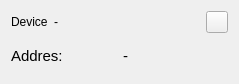
The window that GUI/OWController/ds1971.ui (igorf7/OWController) describes before a commit, drawn with Qt 5.
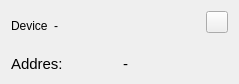
The same window after the commit. Icons and pictures are not drawn.

What changed in the file:
```diff
--- a/GUI/OWController/ds1971.ui
+++ b/GUI/OWController/ds1971.ui
@@ -21,6 +21,9 @@
        <property name="text">
         <string>Device</string>
        </property>
+       <property name="alignment">
+        <set>Qt::AlignBottom|Qt::AlignLeading|Qt::AlignLeft</set>
+       </property>
       </widget>
      </item>
      <item>
@@ -28,6 +31,9 @@
        <property name="text">
         <string>-</string>
        </property>
+       <property name="alignment">
+        <set>Qt::AlignBottom|Qt::AlignLeading|Qt::AlignLeft</set>
+       </property>
       </widget>
      </item>
      <item>
@@ -86,6 +92,9 @@
        <property name="text">
         <string>Addres:</string>
        </property>
+       <property name="alignment">
+        <set>Qt::AlignBottom|Qt::AlignLeading|Qt::AlignLeft</set>
+       </property>
       </widget>
      </item>
      <item>
@@ -98,6 +107,9 @@
        <property name="text">
         <string>-</string>
        </property>
+       <property name="alignment">
+        <set>Qt::AlignBottom|Qt::AlignLeading|Qt::AlignLeft</set>
+       </property>
       </widget>
      </item>
     </layout>
```
